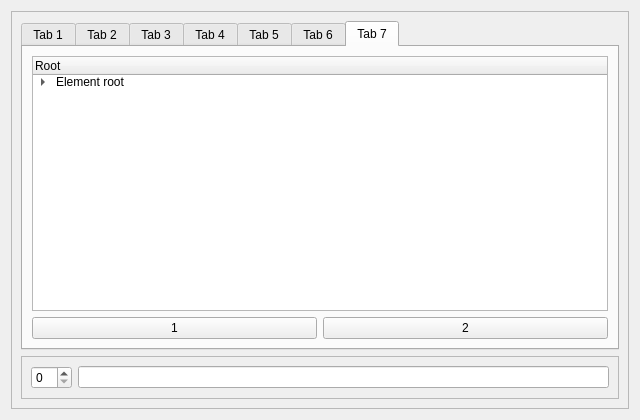
Above: Qt/my_programm/_For_tests/src/for_tests_mainbox_gui/src/ui/for_tests_mainbox_gui.ui from RinatB2017/mega_GIT before the change. Below: the same form after it.
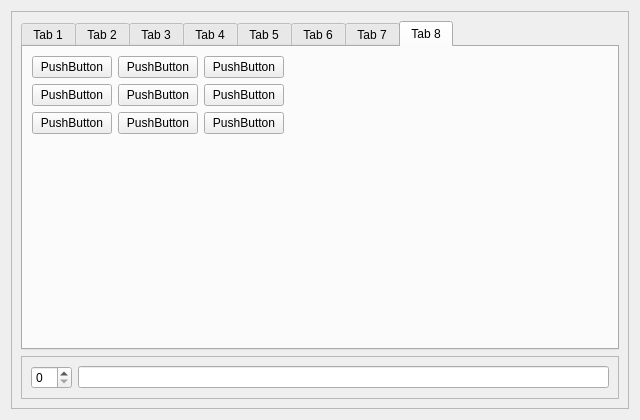
That is the form after the change. Icons and pictures are not drawn. Custom widgets are drawn as their Qt base class.

```diff
--- a/Qt/my_programm/_For_tests/src/for_tests_mainbox_gui/src/ui/for_tests_mainbox_gui.ui
+++ b/Qt/my_programm/_For_tests/src/for_tests_mainbox_gui/src/ui/for_tests_mainbox_gui.ui
@@ -23,7 +23,7 @@
       <item>
        <widget class="QTabWidget" name="tabWidget">
         <property name="currentIndex">
-         <number>6</number>
+         <number>7</number>
         </property>
         <widget class="QWidget" name="tab">
          <attribute name="icon">
@@ -288,6 +288,110 @@
           </item>
          </layout>
         </widget>
+        <widget class="QWidget" name="tab_8">
+         <attribute name="icon">
+          <iconset resource="../../../../../../lib2/icons/digits/digits.qrc">
+           <normaloff>:/red/8.png</normaloff>:/red/8.png</iconset>
+         </attribute>
+         <attribute name="title">
+          <string>Tab 8</string>
+         </attribute>
+         <layout class="QVBoxLayout" name="verticalLayout_4">
+          <item>
+           <layout class="QGridLayout" name="gridLayout">
+            <item row="0" column="0">
+             <widget class="QPushButton" name="pushButton">
+              <property name="text">
+               <string>PushButton</string>
+              </property>
+             </widget>
+            </item>
+            <item row="1" column="1">
+             <widget class="QPushButton" name="pushButton_5">
+              <property name="text">
+               <string>PushButton</string>
+              </property>
+             </widget>
+            </item>
+            <item row="2" column="0">
+             <widget class="QPushButton" name="pushButton_7">
+              <property name="text">
+               <string>PushButton</string>
+              </property>
+             </widget>
+            </item>
+            <item row="2" column="2">
+             <widget class="QPushButton" name="pushButton_9">
+              <property name="text">
+               <string>PushButton</string>
+              </property>
+             </widget>
+            </item>
+            <item row="1" column="2">
+             <widget class="QPushButton" name="pushButton_6">
+              <property name="text">
+               <string>PushButton</string>
+              </property>
+             </widget>
+            </item>
+            <item row="2" column="1">
+             <widget class="QPushButton" name="pushButton_8">
+              <property name="text">
+               <string>PushButton</string>
+              </property>
+             </widget>
+            </item>
+            <item row="1" column="0">
+             <widget class="QPushButton" name="pushButton_4">
+              <property name="text">
+               <string>PushButton</string>
+              </property>
+             </widget>
+            </item>
+            <item row="3" column="0">
+             <spacer name="verticalSpacer_2">
+              <property name="orientation">
+               <enum>Qt::Vertical</enum>
+              </property>
+              <property name="sizeHint" stdset="0">
+               <size>
+                <width>20</width>
+                <height>40</height>
+               </size>
+              </property>
+             </spacer>
+            </item>
+            <item row="0" column="1">
+             <widget class="QPushButton" name="pushButton_2">
+              <property name="text">
+               <string>PushButton</string>
+              </property>
+             </widget>
+            </item>
+            <item row="0" column="2">
+             <widget class="QPushButton" name="pushButton_3">
+              <property name="text">
+               <string>PushButton</string>
+              </property>
+             </widget>
+            </item>
+            <item row="0" column="3">
+             <spacer name="horizontalSpacer_2">
+              <property name="orientation">
+               <enum>Qt::Horizontal</enum>
+              </property>
+              <property name="sizeHint" stdset="0">
+               <size>
+                <width>40</width>
+                <height>20</height>
+               </size>
+              </property>
+             </spacer>
+            </item>
+           </layout>
+          </item>
+         </layout>
+        </widget>
        </widget>
       </item>
       <item>
```
